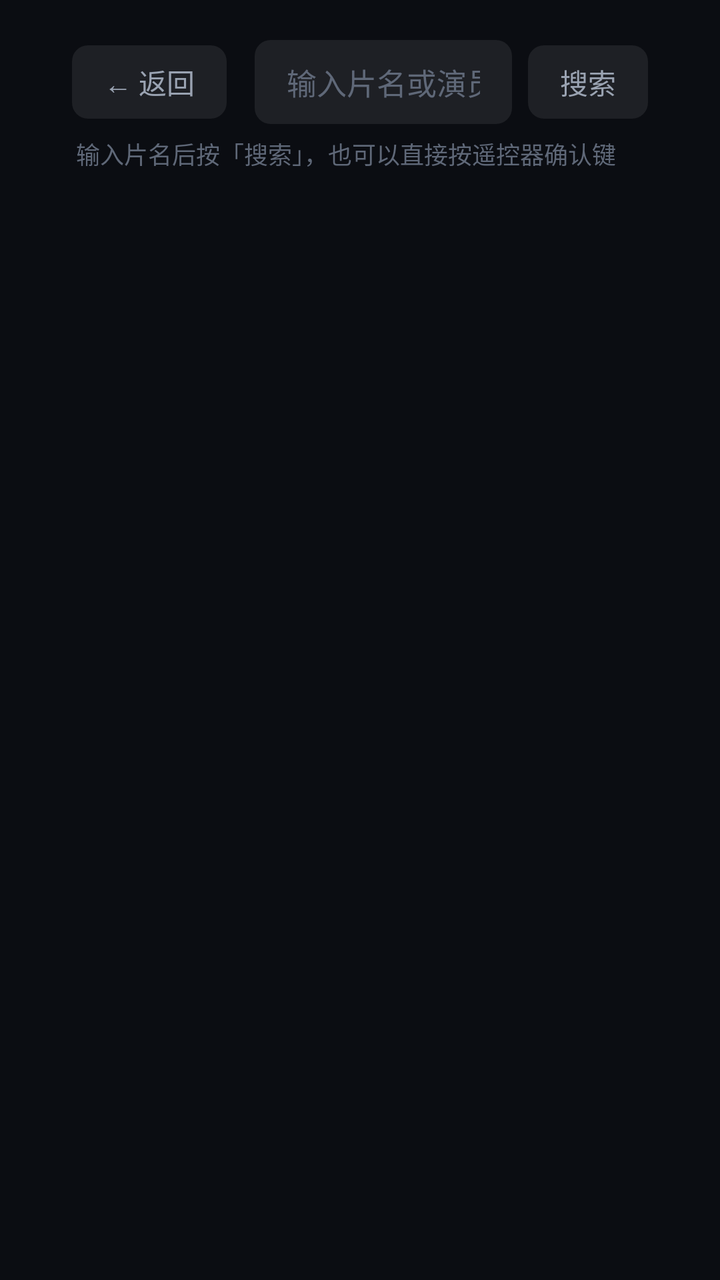
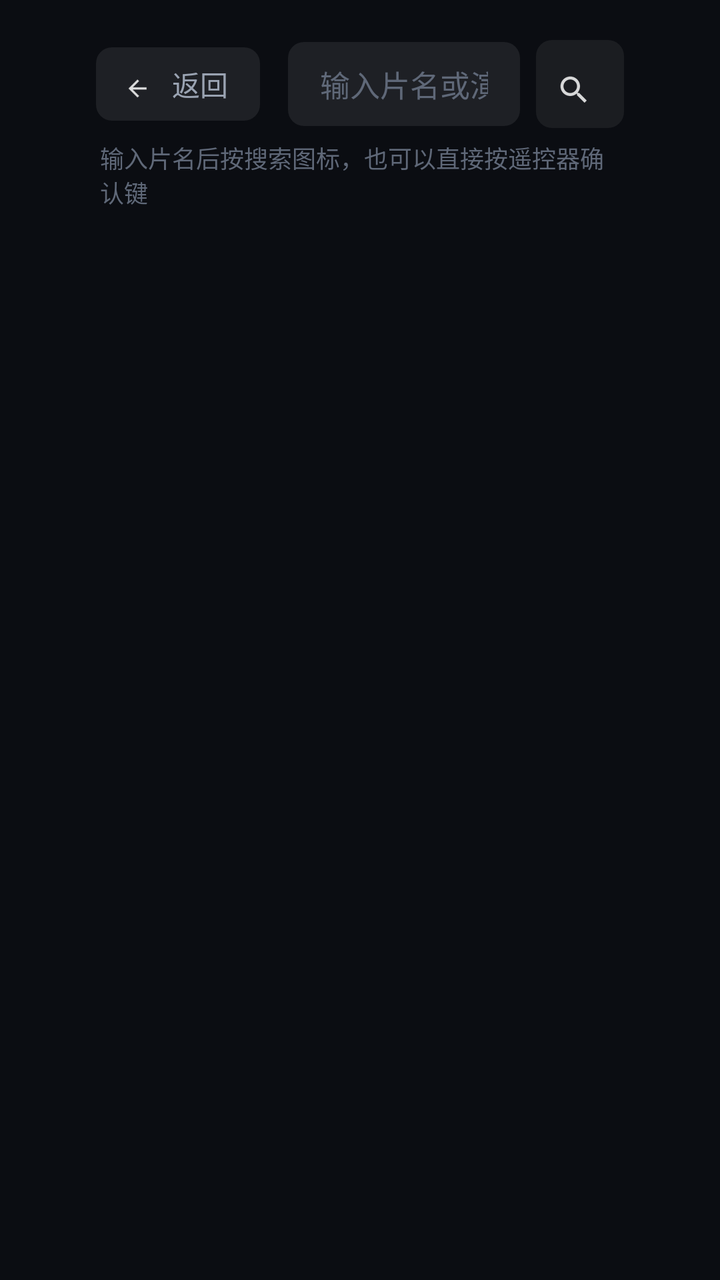

Compare the two renders of this Android layout. The source of the first and the diff that turns it into the second are given below.
<!-- AndroidManifest.xml: application theme AppTheme -->
<!-- res/layout/activity_search.xml -->
<?xml version="1.0" encoding="utf-8"?>
<RelativeLayout xmlns:android="http://schemas.android.com/apk/res/android"
    android:layout_width="match_parent"
    android:layout_height="match_parent"
    android:background="@color/bg">

    
    <LinearLayout
        android:id="@+id/topbar"
        android:layout_width="match_parent"
        android:layout_height="wrap_content"
        android:orientation="horizontal"
        android:gravity="center_vertical"
        android:paddingLeft="36dp"
        android:paddingRight="36dp"
        android:paddingTop="20dp"
        android:paddingBottom="6dp">

        <TextView
            android:id="@+id/btn_back"
            style="@style/TopButton"
            android:layout_width="wrap_content"
            android:layout_height="wrap_content"
            android:layout_marginLeft="0dp"
            android:text="← 返回" />

        <EditText
            android:id="@+id/q"
            android:layout_width="0dp"
            android:layout_height="wrap_content"
            android:layout_weight="1"
            android:layout_marginLeft="14dp"
            android:background="@drawable/bg_tab"
            android:hint="@string/search_hint"
            android:imeOptions="actionSearch"
            android:inputType="text"
            android:maxLines="1"
            android:paddingLeft="16dp"
            android:paddingRight="16dp"
            android:paddingTop="10dp"
            android:paddingBottom="10dp"
            android:singleLine="true"
            android:textColor="@color/text_primary"
            android:textColorHint="@color/text_dim"
            android:textSize="15sp" />

        <TextView
            android:id="@+id/btn_go"
            style="@style/TopButton"
            android:layout_width="wrap_content"
            android:layout_height="wrap_content"
            android:text="@string/search" />
    </LinearLayout>

    
    <LinearLayout
        android:id="@+id/status_bar"
        android:layout_width="match_parent"
        android:layout_height="wrap_content"
        android:layout_below="@id/topbar"
        android:orientation="horizontal"
        android:gravity="center_vertical"
        android:paddingLeft="38dp"
        android:paddingRight="38dp"
        android:paddingBottom="10dp">

        <TextView
            android:id="@+id/status"
            android:layout_width="0dp"
            android:layout_height="wrap_content"
            android:layout_weight="1"
            android:text="输入片名后按「搜索」，也可以直接按遥控器确认键"
            android:textColor="@color/text_dim"
            android:textSize="12sp" />

        
        <TextView
            android:id="@+id/btn_online"
            style="@style/TopButton"
            android:layout_width="wrap_content"
            android:layout_height="wrap_content"
            android:text="联网搜索片源"
            android:visibility="gone" />
    </LinearLayout>

    <GridView
        android:id="@+id/sgrid"
        android:layout_width="match_parent"
        android:layout_height="match_parent"
        android:layout_below="@id/status_bar"
        android:layout_alignParentBottom="true"
        android:numColumns="6"
        android:horizontalSpacing="14dp"
        android:verticalSpacing="20dp"
        android:paddingLeft="32dp"
        android:paddingRight="32dp"
        android:paddingTop="8dp"
        android:paddingBottom="32dp"
        android:clipChildren="false"
        android:clipToPadding="false"
        android:listSelector="@android:color/transparent"
        android:scrollbars="none" />

    <TextView
        android:id="@+id/empty"
        android:layout_width="wrap_content"
        android:layout_height="wrap_content"
        android:layout_centerInParent="true"
        android:textColor="@color/text_secondary"
        android:textSize="15sp"
        android:visibility="gone" />
</RelativeLayout>
<!-- resources referenced by this layout -->
<resources>
  <color name="bg">#FF0B0D12</color>
  <color name="text_dim">#FF5F6878</color>
  <color name="text_primary">#FFF2F4F8</color>
  <color name="text_secondary">#FF9AA3B2</color>
  <!-- drawable bg_tab (drawable) -->
  <?xml version="1.0" encoding="utf-8"?>
  <selector xmlns:android="http://schemas.android.com/apk/res/android">
      <item android:state_focused="true">
          <shape android:shape="rectangle">
              <solid android:color="#33FF4D6A" />
              <corners android:radius="8dp" />
              <stroke android:width="2dp" android:color="@color/accent" />
          </shape>
      </item>
      <item android:state_selected="true">
          <shape android:shape="rectangle">
              <solid android:color="#E6FF4D6A" />
              <corners android:radius="8dp" />
          </shape>
      </item>
      <item>
          <shape android:shape="rectangle">
              <solid android:color="#14FFFFFF" />
              <corners android:radius="8dp" />
          </shape>
      </item>
  </selector>
  <string name="search">搜索</string>
  <string name="search_hint">输入片名或演员，比如「漫长的季节」</string>
  <style name="TopButton">
          <item name="android:textColor">@color/text_secondary</item>
          <item name="android:textSize">14sp</item>
          <item name="android:paddingLeft">16dp</item>
          <item name="android:paddingRight">16dp</item>
          <item name="android:paddingTop">8dp</item>
          <item name="android:paddingBottom">8dp</item>
          <item name="android:background">@drawable/bg_tab</item>
          <item name="android:focusable">true</item>
          <item name="android:layout_marginLeft">8dp</item>
      </style>
  <style name="AppTheme" parent="@android:style/Theme.Holo.NoActionBar">
          <item name="android:windowBackground">@color/bg</item>
          <item name="android:windowNoTitle">true</item>
      </style>
  <color name="accent">#FFFF4D6A</color>
</resources>

<!-- the commit's change to res/layout/activity_search.xml (unified diff, before → after) -->
@@ -11,18 +11,14 @@
         android:layout_height="wrap_content"
         android:orientation="horizontal"
         android:gravity="center_vertical"
-        android:paddingLeft="36dp"
-        android:paddingRight="36dp"
+        android:paddingLeft="48dp"
+        android:paddingRight="48dp"
         android:paddingTop="20dp"
         android:paddingBottom="6dp">
 
-        <TextView
+        <include
             android:id="@+id/btn_back"
-            style="@style/TopButton"
-            android:layout_width="wrap_content"
-            android:layout_height="wrap_content"
-            android:layout_marginLeft="0dp"
-            android:text="← 返回" />
+            layout="@layout/part_back" />
 
         <EditText
             android:id="@+id/q"
@@ -44,12 +40,67 @@
             android:textColorHint="@color/text_dim"
             android:textSize="15sp" />
 
-        <TextView
+        <ImageView
             android:id="@+id/btn_go"
-            style="@style/TopButton"
-            android:layout_width="wrap_content"
+            style="@style/IconButton"
+            android:src="@drawable/ic_ui_search"
+            android:contentDescription="@string/search" />
+    </LinearLayout>
+
+    
+    <LinearLayout
+        android:id="@+id/history_panel"
+        android:layout_width="match_parent"
+        android:layout_height="wrap_content"
+        android:layout_below="@id/topbar"
+        android:orientation="vertical"
+        android:paddingLeft="50dp"
+        android:paddingRight="48dp"
+        android:paddingTop="4dp"
+        android:paddingBottom="6dp"
+        android:visibility="gone">
+
+        <LinearLayout
+            android:layout_width="match_parent"
             android:layout_height="wrap_content"
-            android:text="@string/search" />
+            android:orientation="horizontal"
+            android:gravity="center_vertical">
+
+            <TextView
+                android:layout_width="wrap_content"
+                android:layout_height="wrap_content"
+                android:text="@string/search_history"
+                android:textColor="@color/text_secondary"
+                android:textSize="13sp"
+                android:textStyle="bold" />
+
+            <View
+                android:layout_width="0dp"
+                android:layout_height="1dp"
+                android:layout_weight="1" />
+
+            <TextView
+                android:id="@+id/btn_history_clear"
+                android:layout_width="wrap_content"
+                android:layout_height="wrap_content"
+                android:focusable="true"
+                android:background="@drawable/bg_tab"
+                android:paddingLeft="14dp"
+                android:paddingRight="14dp"
+                android:paddingTop="6dp"
+                android:paddingBottom="6dp"
+                android:text="@string/history_clear"
+                android:textColor="@color/text_dim"
+                android:textSize="12sp" />
+        </LinearLayout>
+
+        
+        <LinearLayout
+            android:id="@+id/history_tags"
+            android:layout_width="match_parent"
+            android:layout_height="wrap_content"
+            android:layout_marginTop="8dp"
+            android:orientation="vertical" />
     </LinearLayout>
 
     
@@ -57,11 +108,11 @@
         android:id="@+id/status_bar"
         android:layout_width="match_parent"
         android:layout_height="wrap_content"
-        android:layout_below="@id/topbar"
+        android:layout_below="@id/history_panel"
         android:orientation="horizontal"
         android:gravity="center_vertical"
-        android:paddingLeft="38dp"
-        android:paddingRight="38dp"
+        android:paddingLeft="50dp"
+        android:paddingRight="48dp"
         android:paddingBottom="10dp">
 
         <TextView
@@ -69,7 +120,7 @@
             android:layout_width="0dp"
             android:layout_height="wrap_content"
             android:layout_weight="1"
-            android:text="输入片名后按「搜索」，也可以直接按遥控器确认键"
+            android:text="输入片名后按搜索图标，也可以直接按遥控器确认键"
             android:textColor="@color/text_dim"
             android:textSize="12sp" />
 
@@ -92,8 +143,8 @@
         android:numColumns="6"
         android:horizontalSpacing="14dp"
         android:verticalSpacing="20dp"
-        android:paddingLeft="32dp"
-        android:paddingRight="32dp"
+        android:paddingLeft="44dp"
+        android:paddingRight="44dp"
         android:paddingTop="8dp"
         android:paddingBottom="32dp"
         android:clipChildren="false"
@@ -110,3 +161,33 @@
         android:textSize="15sp"
         android:visibility="gone" />
 </RelativeLayout>
+<!-- res/layout/part_back.xml (included above) -->
+<?xml version="1.0" encoding="utf-8"?>
+<LinearLayout xmlns:android="http://schemas.android.com/apk/res/android"
+    android:layout_width="wrap_content"
+    android:layout_height="wrap_content"
+    android:orientation="horizontal"
+    android:gravity="center_vertical"
+    android:focusable="true"
+    android:background="@drawable/bg_tab"
+    android:paddingLeft="14dp"
+    android:paddingRight="16dp"
+    android:paddingTop="8dp"
+    android:paddingBottom="8dp">
+
+    <ImageView
+        android:layout_width="18dp"
+        android:layout_height="18dp"
+        android:src="@drawable/ic_ui_back"
+        android:alpha="0.85"
+        android:contentDescription="@null" />
+
+    <TextView
+        android:id="@+id/back_label"
+        android:layout_width="wrap_content"
+        android:layout_height="wrap_content"
+        android:layout_marginLeft="6dp"
+        android:text="@string/back"
+        android:textColor="@color/text_secondary"
+        android:textSize="14sp" />
+</LinearLayout>
<!-- resource entries referenced after the edit -->
@@ -27,8 +27,23 @@
           </shape>
       </item>
   </selector>
+  <!-- drawable ic_ui_back: png bitmap (drawable-hdpi, 326 bytes) -->
+  <!-- drawable ic_ui_search: png bitmap (drawable-hdpi, 609 bytes) -->
+  <string name="back">返回</string>
+  <string name="history_clear">清空</string>
   <string name="search">搜索</string>
   <string name="search_hint">输入片名或演员，比如「漫长的季节」</string>
+  <string name="search_history">最近搜索</string>
+  <style name="IconButton">
+          <item name="android:layout_width">44dp</item>
+          <item name="android:layout_height">44dp</item>
+          <item name="android:padding">10dp</item>
+          <item name="android:background">@drawable/bg_tab</item>
+          <item name="android:scaleType">fitCenter</item>
+          <item name="android:alpha">0.85</item>
+          <item name="android:focusable">true</item>
+          <item name="android:layout_marginLeft">8dp</item>
+      </style>
   <style name="TopButton">
           <item name="android:textColor">@color/text_secondary</item>
           <item name="android:textSize">14sp</item>
